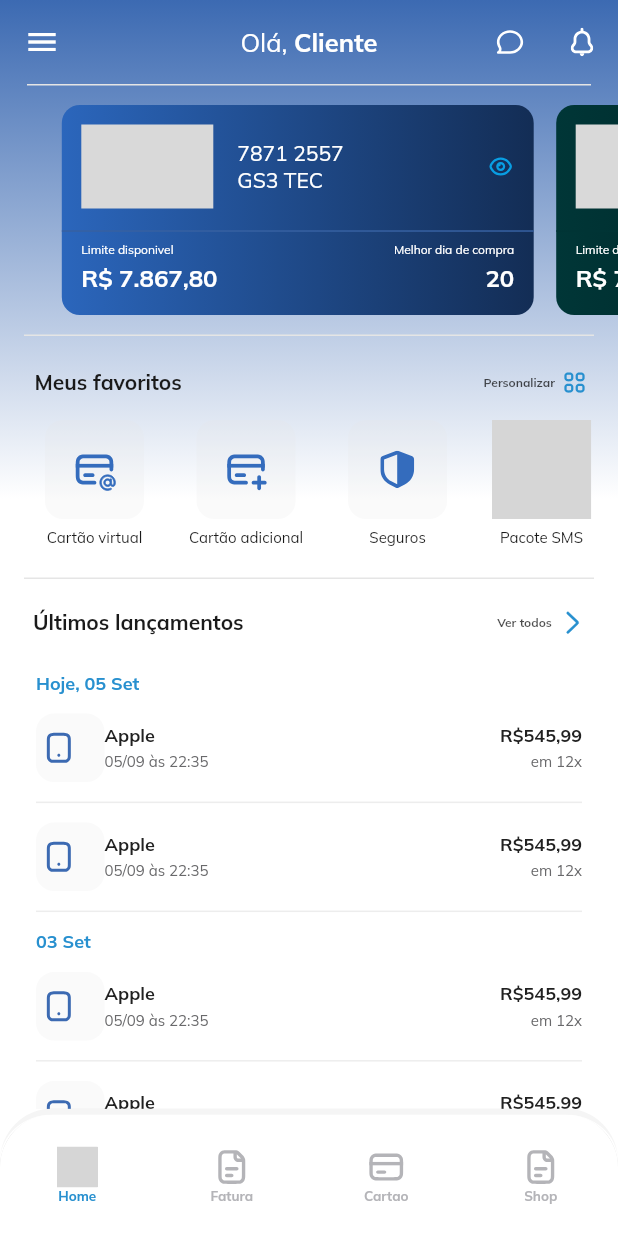
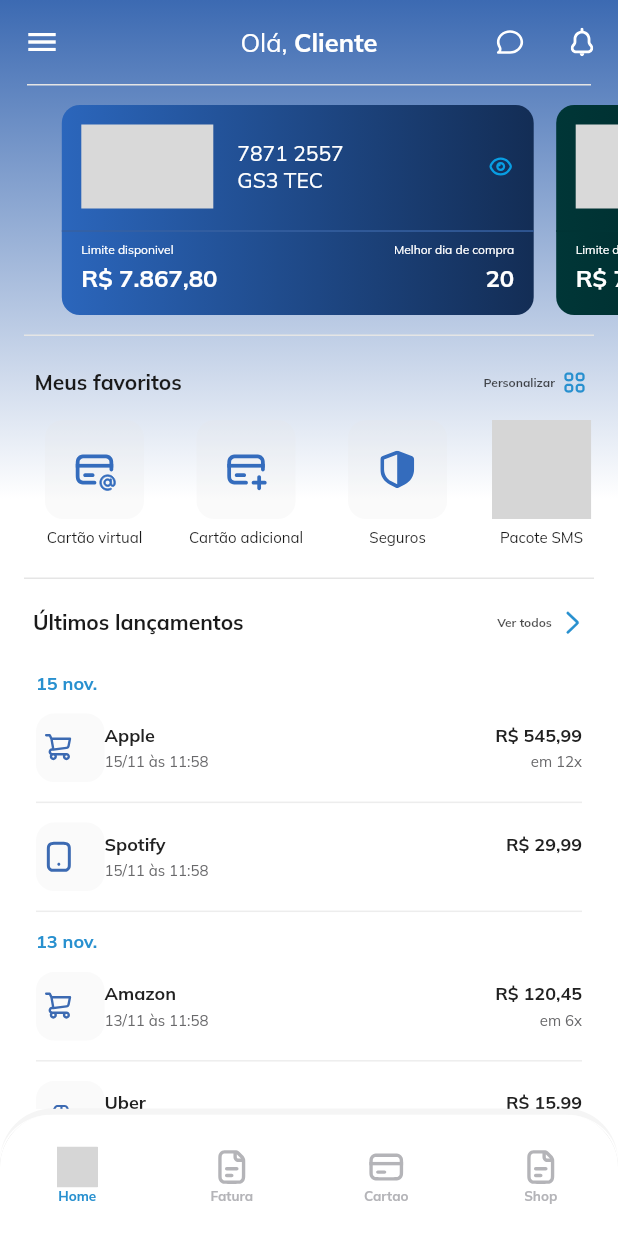
Before and after one commit to daviborgesprogrammer/gs3-challenge, a Flutter app: the screen it shows after launch, after a tap on an icon or button, on a phone screen of 412 x 824 dp. Run offline on Flutter 3.47's test engine with Material 3 defaults, Android fonts, the light colour scheme and no system bars; drawn by our look-alikes of carousel_slider; our stand-ins replace flutter_svg, get_it, shimmer; grey boxes are pictures that could not be loaded.

Commit message:
ultimos lançamentos listados

```diff
--- /dev/null
+++ b/lib/app/models/favorite.dart
@@ -0,0 +1,11 @@
+class Favorite {
+  int? accountId;
+  List<int>? favoriteList;
+
+  Favorite({this.accountId, this.favoriteList});
+
+  Favorite.fromJson(Map<String, dynamic> json) {
+    accountId = json['accountId'];
+    favoriteList = json['favoriteList'].cast<int>();
+  }
+}
--- a/lib/app/models/releases.dart
+++ b/lib/app/models/releases.dart
@@ -1,3 +1,7 @@
+import 'package:intl/intl.dart';
+
+import '../core/constants/image_const.dart';
+
 class Release {
   int? id;
   int? accountId;
@@ -26,4 +30,18 @@ class Release {
     installment = json['installment'];
     type = json['type'];
   }
+
+  String get dateTimeRelease {
+    final DateTime dateTime = DateTime.parse(releaseDate!);
+    return DateFormat("dd/MM 'às' HH:mm").format(dateTime);
+  }
+
+  String get imageDesc {
+    return switch (type) {
+      1 => ImageConst.mobileIcon,
+      2 => ImageConst.carIcon,
+      3 => ImageConst.cartIcon,
+      _ => ImageConst.emptyIcon,
+    };
+  }
 }
--- a/lib/app/pages/home/home_page.dart
+++ b/lib/app/pages/home/home_page.dart
@@ -21,20 +21,20 @@ class _HomePageState extends State<HomePage> {
   @override
   void initState() {
     WidgetsBinding.instance.addPostFrameCallback((_) async {
-      controller.state.addListener(_handleStateChange);
-      await controller.fetchAccounts();
+      // controller.state.addListener(_handleStateChange);
+      await controller.fetchData();
     });
     super.initState();
   }
 
-  void _handleStateChange() async {
-    switch (controller.state.value) {
-      case HomeState.initial:
-      case HomeState.loading:
-      case HomeState.loaded:
-      case HomeState.error:
-    }
-  }
+  // void _handleStateChange() async {
+  //   switch (controller.state.value) {
+  //     case HomeState.initial:
+  //     case HomeState.loading:
+  //     case HomeState.loaded:
+  //     case HomeState.error:
+  //   }
+  // }
 
   @override
   Widget build(BuildContext context) {
@@ -51,7 +51,7 @@ class _HomePageState extends State<HomePage> {
               const DividerSection(),
               const MyFavoriteSection(),
               const DividerSection(),
-              const Expanded(child: LatestReleasesSection()),
+              Expanded(child: LatestReleasesSection(controller)),
             ],
           ),
         ),
--- a/lib/app/pages/home/sections/latest_releases/latest_release_list.dart
+++ b/lib/app/pages/home/sections/latest_releases/latest_release_list.dart
@@ -1,36 +1,76 @@
 import 'package:flutter/material.dart';
 
 import '../../../../core/ui/styles/text_styles.dart';
+import '../../../home_controller.dart';
 import 'purchasing_tile.dart';
+import 'shimmer_list.dart';
 
 class LatestReleaseList extends StatelessWidget {
-  const LatestReleaseList({super.key});
+  final HomeController controller;
+  const LatestReleaseList(this.controller, {super.key});
 
   @override
   Widget build(BuildContext context) {
-    return ListView(
+    return ListenableBuilder(
+      listenable:
+          Listenable.merge([controller.stateRelease, controller.releaseList]),
+      builder: (context, _) {
+        return controller.stateRelease.value == ReleaseState.loading
+            ? const ShimmerList()
+            : ListView(
+                children: controller.releaseList.value.entries.map(
+                  (entry) {
+                    final releases = entry.value['releases'];
+
+                    return Column(
+                      crossAxisAlignment: CrossAxisAlignment.start,
                       children: [
                         Padding(
                           padding: const EdgeInsets.only(top: 12),
                           child: Text(
-            'Hoje, 05 Set',
-            style: context.textStyles.textBold
-                .copyWith(fontSize: 12, color: const Color(0XFF2890CF)),
+                            entry.value['label'],
+                            style: context.textStyles.textBold.copyWith(
+                              fontSize: 12,
+                              color: const Color(0XFF2890CF),
                             ),
                           ),
-        const PurchasingTile(),
-        const PurchasingTile(),
-        Padding(
-          padding: const EdgeInsets.only(top: 12),
-          child: Text(
-            '03 Set',
-            style: context.textStyles.textBold
-                .copyWith(fontSize: 12, color: const Color(0XFF2890CF)),
                         ),
+                        ...releases.map(
+                          (release) {
+                            return PurchasingTile(release);
+                          },
                         ),
-        const PurchasingTile(),
-        const PurchasingTile(),
                       ],
                     );
+                  },
+                ).toList(),
+              );
+      },
+    );
+
+    // return ListView(
+    //   children: [
+    //     Padding(
+    //       padding: const EdgeInsets.only(top: 12),
+    // child: Text(
+    //   'Hoje, 05 Set',
+    //   style: context.textStyles.textBold
+    //       .copyWith(fontSize: 12, color: const Color(0XFF2890CF)),
+    // ),
+    //     ),
+    //     const PurchasingTile(),
+    //     const PurchasingTile(),
+    //     Padding(
+    //       padding: const EdgeInsets.only(top: 12),
+    //       child: Text(
+    //         '03 Set',
+    //         style: context.textStyles.textBold
+    //             .copyWith(fontSize: 12, color: const Color(0XFF2890CF)),
+    //       ),
+    //     ),
+    //     const PurchasingTile(),
+    //     const PurchasingTile(),
+    //   ],
+    // );
   }
 }
--- a/lib/app/pages/home/sections/latest_releases/latest_releases_section.dart
+++ b/lib/app/pages/home/sections/latest_releases/latest_releases_section.dart
@@ -1,20 +1,22 @@
 import 'package:flutter/material.dart';
 
+import '../../../home_controller.dart';
 import 'latest_release_list.dart';
 import 'latest_releases_head.dart';
 
 class LatestReleasesSection extends StatelessWidget {
-  const LatestReleasesSection({super.key});
+  final HomeController controller;
+  const LatestReleasesSection(this.controller, {super.key});
 
   @override
   Widget build(BuildContext context) {
-    return const Column(
+    return Column(
       children: [
-        LatestReleasesHead(),
+        const LatestReleasesHead(),
         Expanded(
           child: Padding(
-            padding: EdgeInsets.symmetric(horizontal: 24),
-            child: LatestReleaseList(),
+            padding: const EdgeInsets.symmetric(horizontal: 24),
+            child: LatestReleaseList(controller),
           ),
         ),
       ],
--- a/lib/app/pages/home/sections/latest_releases/purchasing_tile.dart
+++ b/lib/app/pages/home/sections/latest_releases/purchasing_tile.dart
@@ -2,10 +2,13 @@ import 'package:flutter/material.dart';
 import 'package:flutter_svg/flutter_svg.dart';
 
 import '../../../../core/constants/image_const.dart';
+import '../../../../core/extensions/formatter_extensions.dart';
 import '../../../../core/ui/styles/text_styles.dart';
+import '../../../../models/releases.dart';
 
 class PurchasingTile extends StatelessWidget {
-  const PurchasingTile({super.key});
+  final Release release;
+  const PurchasingTile(this.release, {super.key});
 
   @override
   Widget build(BuildContext context) {
@@ -31,7 +34,7 @@ class PurchasingTile extends StatelessWidget {
                   height: 24,
                   width: 24,
                   child: SvgPicture.asset(
-                    ImageConst.mobileIcon,
+                    release.imageDesc,
                     fit: BoxFit.none,
                   ),
                 ),
@@ -40,13 +43,14 @@ class PurchasingTile extends StatelessWidget {
                 crossAxisAlignment: CrossAxisAlignment.start,
                 children: [
                   Text(
-                    'Apple',
+                    release.desc ?? '',
                     style: context.textStyles.textBold
                         .copyWith(fontSize: 12, color: const Color(0XFF212121)),
                   ),
                   const SizedBox(height: 4),
                   Text(
-                    '05/09 às 22:35',
+                    release.dateTimeRelease,
+                    // '05/09 às 22:35',
                     style: context.textStyles.textRegular
                         .copyWith(fontSize: 10, color: const Color(0XFF69696B)),
                   ),
@@ -56,15 +60,16 @@ class PurchasingTile extends StatelessWidget {
           ),
           Column(
             crossAxisAlignment: CrossAxisAlignment.end,
+            mainAxisAlignment: MainAxisAlignment.start,
             children: [
               Text(
-                r'R$545,99',
+                release.amount?.currencyPTBR ?? '',
                 style: context.textStyles.textBold
                     .copyWith(fontSize: 12, color: const Color(0XFF212121)),
               ),
               const SizedBox(height: 4),
               Text(
-                'em 12x',
+                release.installment! > 0 ? 'em ${release.installment}x' : '',
                 style: context.textStyles.textRegular
                     .copyWith(fontSize: 10, color: const Color(0XFF69696B)),
               ),
--- /dev/null
+++ b/lib/app/pages/home/sections/latest_releases/shimmer_list.dart
@@ -0,0 +1,31 @@
+import 'package:flutter/material.dart';
+import 'package:shimmer/shimmer.dart';
+
+class ShimmerList extends StatelessWidget {
+  const ShimmerList({super.key});
+
+  @override
+  Widget build(BuildContext context) {
+    return SizedBox(
+      height: 140,
+      child: Shimmer.fromColors(
+        baseColor: Colors.grey[300]!,
+        highlightColor: Colors.grey[100]!,
+        child: ListView.builder(
+          scrollDirection: Axis.horizontal,
+          itemCount: 2, // Adjust the count based on your needs
+          itemBuilder: (context, index) {
+            return Padding(
+              padding: const EdgeInsets.symmetric(horizontal: 8.0),
+              child: Container(
+                height: 20,
+                width: 200,
+                color: Colors.white,
+              ),
+            );
+          },
+        ),
+      ),
+    );
+  }
+}
--- a/lib/app/pages/home_controller.dart
+++ b/lib/app/pages/home_controller.dart
@@ -2,7 +2,6 @@ import 'package:flutter/material.dart';
 import 'package:get_it/get_it.dart';
 
 import '../models/account.dart';
-import '../models/releases.dart';
 import '../service/account/account_service.dart';
 import '../service/releases/releases_service.dart';
 
@@ -29,7 +28,8 @@ class HomeController {
       ValueNotifier(ReleaseState.initial);
 
   ValueNotifier<List<Account>> accountList = ValueNotifier<List<Account>>([]);
-  ValueNotifier<List<Release>> releaseList = ValueNotifier<List<Release>>([]);
+  ValueNotifier<Map<String, dynamic>> releaseList =
+      ValueNotifier<Map<String, dynamic>>({});
 
   Future<void> fetchData() async {
     await fetchAccounts();
--- a/lib/app/service/releases/releases_service.dart
+++ b/lib/app/service/releases/releases_service.dart
@@ -1,8 +1,7 @@
-import '../../models/releases.dart';
 import 'releases_service_impl.dart';
 
 abstract interface class ReleasesService {
-  Future<List<Release>> getByAccount(int id);
+  Future<Map<String, dynamic>> getByAccount(int id);
 
   factory ReleasesService() => ReleasesServiceImpl();
 }
--- a/lib/app/service/releases/releases_service_impl.dart
+++ b/lib/app/service/releases/releases_service_impl.dart
@@ -1,4 +1,6 @@
 import 'dart:developer';
+
+import 'package:intl/intl.dart';
 
 import '../../core/restClient/rest_client.dart';
 import '../../models/releases.dart';
@@ -6,16 +8,35 @@ import './releases_service.dart';
 
 class ReleasesServiceImpl implements ReleasesService {
   @override
-  Future<List<Release>> getByAccount(int id) async {
+  Future<Map<String, dynamic>> getByAccount(int id) async {
     try {
       final data = await LocalClient.i.getByProperty('releases');
-      return (data)
+      final releases = (data)
           .map((item) => Release.fromJson(item))
           .where((release) => release.accountId == id)
           .toList();
+      return splitByData(releases);
     } catch (e) {
       log('Erro ao buscar dados: $e');
-      return [];
+      return {};
     }
   }
+
+  Future<Map<String, dynamic>> splitByData(List<Release> listRelease) async {
+    final Map<String, dynamic> map = {};
+
+    for (var release in listRelease) {
+      final String dateDesc = DateFormat('dd MMM', 'pt_BR')
+          .format(DateTime.parse(release.releaseDate!));
+      if (map.containsKey(dateDesc)) {
+        map[dateDesc]['releases'] = [...map[dateDesc]['releases'], release];
+      } else {
+        map[dateDesc] = {
+          'label': dateDesc,
+          'releases': [release],
+        };
+      }
+    }
+    return map;
+  }
 }
--- a/lib/main.dart
+++ b/lib/main.dart
@@ -4,9 +4,11 @@ import 'package:get_it/get_it.dart';
 import 'app/gs3_app.dart';
 import 'app/service/account/account_service.dart';
 import 'app/service/releases/releases_service.dart';
+import 'package:intl/date_symbol_data_local.dart';
 
 void main() async {
   WidgetsFlutterBinding.ensureInitialized();
+  await initializeDateFormatting('pt_BR', null);
   // await DesktopWindow.setWindowSize(const Size(392.73 * 1.25, 850.91 * 1.25));
   await setup();
   runApp(const Gs3App());
```
Also changed, not shown: assets/data/mock.json (+34 -6 lines). Lines whose indentation alone changed are shown as unchanged.
